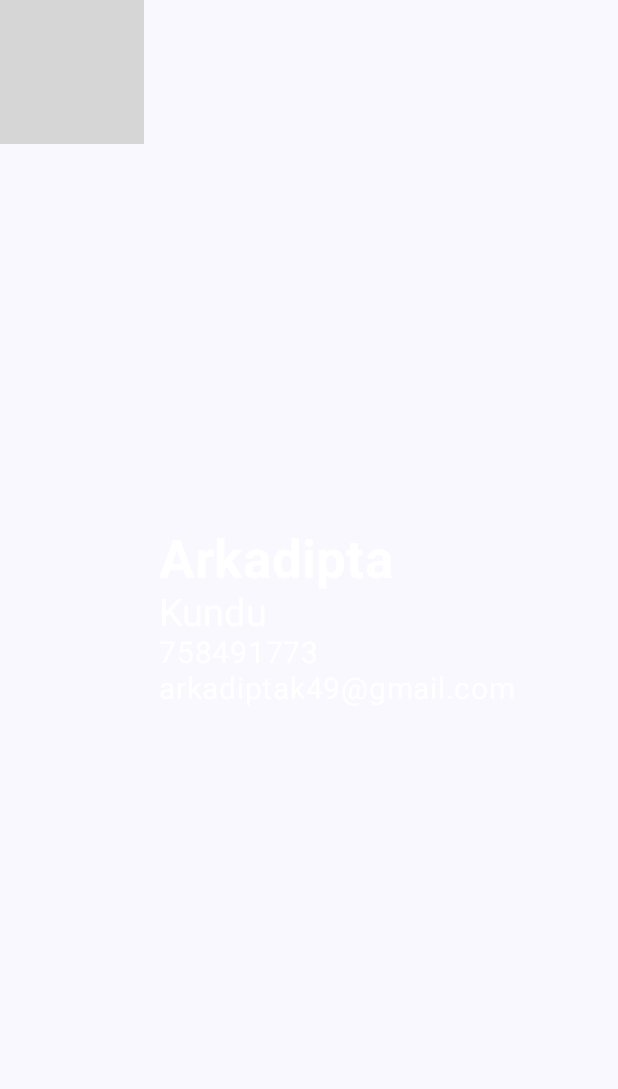
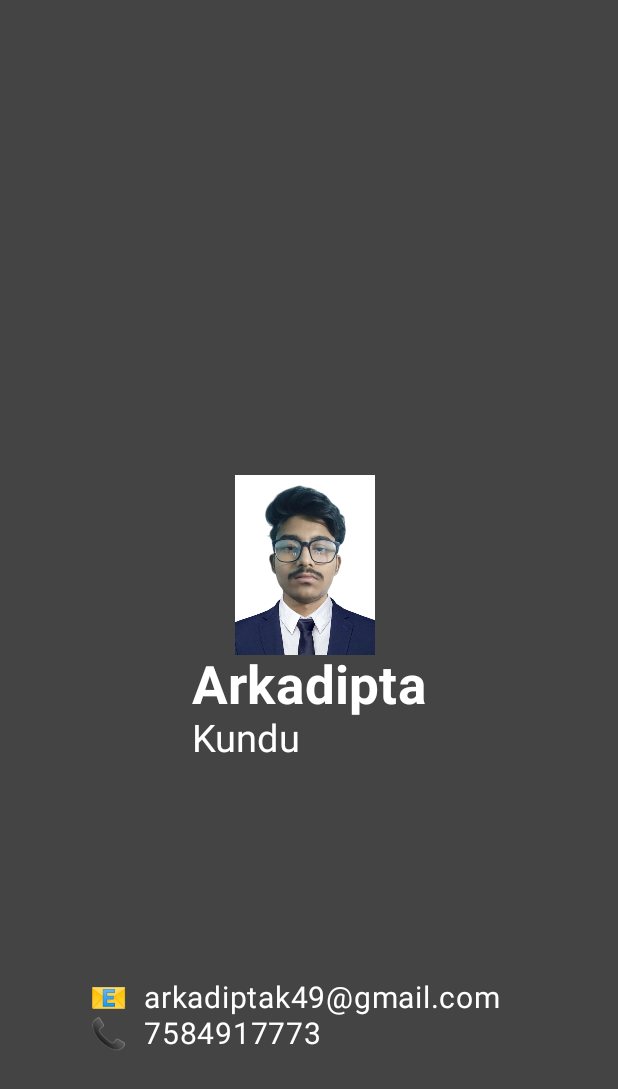
Before and after one commit to Arkadipta-Kundu/Learning_Android, an Android app built with Jetpack Compose: the screen it shows after launch (MainActivity), on a phone screen of 412 x 824 dp. Shown: the top 1089 px of the screen. Run offline under Robolectric (Android 15) with nearby library versions, the phone set to English and light mode, and no system bars; grey boxes are pictures that could not be loaded.

Commit message:
Solved by help from google 🙂

```diff
--- a/business_card_app/app/src/main/java/com/example/business_card_app/MainActivity.kt
+++ b/business_card_app/app/src/main/java/com/example/business_card_app/MainActivity.kt
@@ -4,12 +4,16 @@ import android.os.Bundle
 import androidx.activity.ComponentActivity
 import androidx.activity.compose.setContent
 import androidx.compose.foundation.Image
+import androidx.compose.foundation.background
 import androidx.compose.foundation.layout.Box
 import androidx.compose.foundation.layout.Column
+import androidx.compose.foundation.layout.Row
 import androidx.compose.foundation.layout.fillMaxHeight
 import androidx.compose.foundation.layout.fillMaxSize
 import androidx.compose.foundation.layout.fillMaxWidth
+import androidx.compose.foundation.layout.height
 import androidx.compose.foundation.layout.padding
+import androidx.compose.foundation.layout.width
 import androidx.compose.foundation.layout.wrapContentHeight
 import androidx.compose.foundation.layout.wrapContentSize
 import androidx.compose.foundation.layout.wrapContentWidth
@@ -38,7 +42,10 @@ class MainActivity : ComponentActivity() {
                     modifier = Modifier.fillMaxSize(),
                     color = MaterialTheme.colorScheme.background
                 ) {
-                    AllToGether(firstname = "Arkadipta", lastname = "Kundu");
+                    BusinessCard(
+                        firstname = "Arkadipta", lastname = "Kundu",
+                        email = "arkadiptak49@gmail.com", number = 7584917773
+                    );
                 }
             }
         }
@@ -46,24 +53,26 @@ class MainActivity : ComponentActivity() {
 }
 
 @Composable
-fun AllToGether(modifier: Modifier = Modifier, firstname: String, lastname: String) {
-    Box {
-        val image = painterResource(R.drawable.annie_spratt_6a3nqq1ywbw_unsplash);
+fun BusinessCard(
+    modifier: Modifier = Modifier,
+    firstname: String,
+    lastname: String,
+    number: Long,
+    email: String
+) {
+    Column(
+        modifier = Modifier
+            .fillMaxHeight()
+            .fillMaxWidth()
+            .background(color = Color.DarkGray)
+            .wrapContentSize(align = Alignment.Center)
+    ) {
+        val image = painterResource(id = R.drawable.me_in_coat)
         Image(
-            painter = image,
-            contentDescription = null,
-            contentScale = ContentScale.Crop
+            painter = image, contentDescription = null, modifier = Modifier
+                .height(120.dp)
+                .width(150.dp)
         )
-        nameAndLastname(firstname = firstname, lastname = lastname);
-    }
-}
-
-@Composable
-fun nameAndLastname(firstname: String, lastname: String, modifier: Modifier = Modifier) {
-    Column (modifier = modifier
-        .fillMaxWidth()
-        .fillMaxHeight()
-        .wrapContentSize(align = Alignment.Center).padding(start = 37.dp)){
         Text(
             text = "$firstname",
             fontSize = 35.sp,
@@ -75,13 +84,60 @@ fun nameAndLastname(firstname: String, lastname: String, modifier: Modifier = Mo
             fontSize = 25.sp,
             color = Color.White,
         )
+    }
+    Column(
+        modifier = Modifier
+            .fillMaxWidth()
+            .padding(top = 600.dp)
+            .padding(bottom = 70.dp)
+            .wrapContentSize(align = Alignment.Center)
+    ) {
+        Row(
+            modifier = Modifier
+                .fillMaxWidth()
+                .padding(start = 60.dp),
+        ) {
+            Text(text = "📧", fontSize = 20.sp)
+            Text(
+                text = "$email",
+                fontSize = 20.sp,
+                color = Color.White, modifier = Modifier.padding(start = 10.dp)
+            )
+        }
+        Row(
+            modifier = Modifier
+                .fillMaxWidth()
+                .padding(start = 60.dp),
+        ) {
+            Text(text = "📞", fontSize = 20.sp)
+            Text(
+                text = "$number",
+                fontSize = 20.sp,
+                color = Color.White, modifier = Modifier.padding(start = 10.dp)
+            )
+        }
+
+    }
+}
+
+@Composable
+fun nameAndLastname(firstname: String, lastname: String, modifier: Modifier = Modifier) {
+    Column(
+        modifier = modifier
+            .fillMaxWidth()
+            .fillMaxHeight()
+
+            .padding(start = 37.dp)
+    ) {
+
         contactDetails(number = 758491773, email = "arkadiptak49@gmail.com")
     }
 }
+
 @Composable
 fun contactDetails(number: Int, email: String, modifier: Modifier = Modifier) {
-    Column (
-        ){
+    Column(
+    ) {
         Text(
             text = "$number",
             fontSize = 20.sp,
@@ -95,10 +151,14 @@ fun contactDetails(number: Int, email: String, modifier: Modifier = Modifier) {
 
     }
 }
+
 @Preview(showBackground = true)
 @Composable
 fun GreetingPreview() {
     Business_card_appTheme {
-        AllToGether(firstname = "Arkadipta", lastname = "Kundu");
+        BusinessCard(
+            firstname = "Arkadipta", lastname = "Kundu",
+            email = "arkadiptak49@gmail.com", number = 7584917773
+        );
     }
 }
```
Also changed, not shown: business_card_app/app/src/main/res/drawable-nodpi/me_in_coat.jpg (added).
